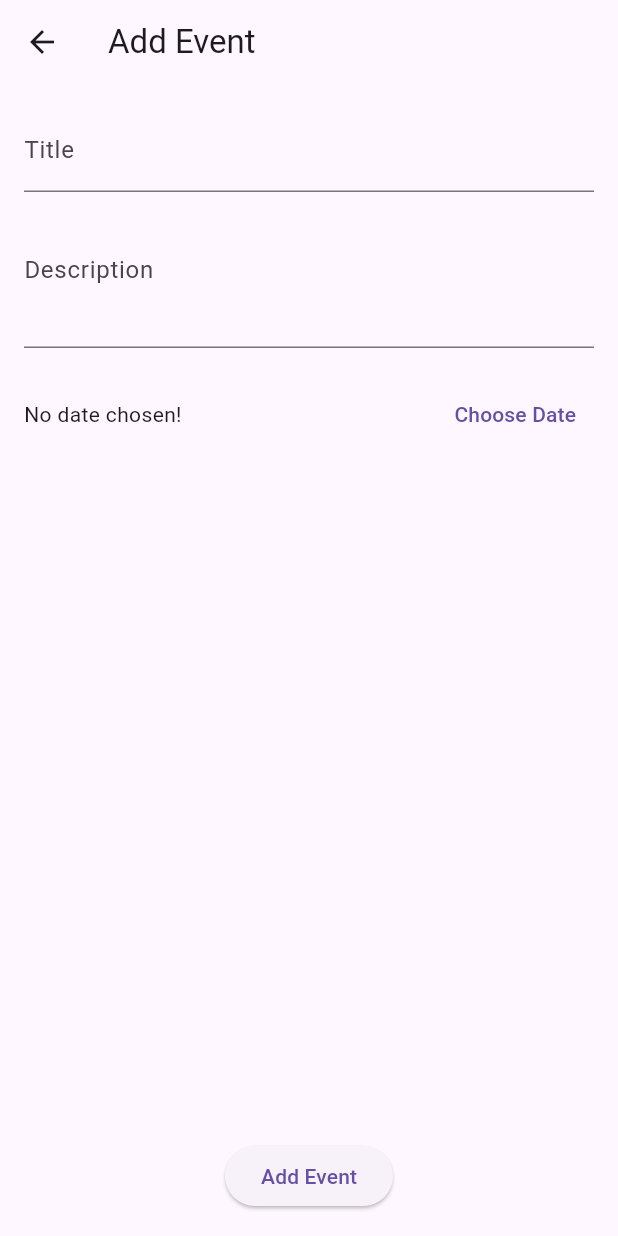
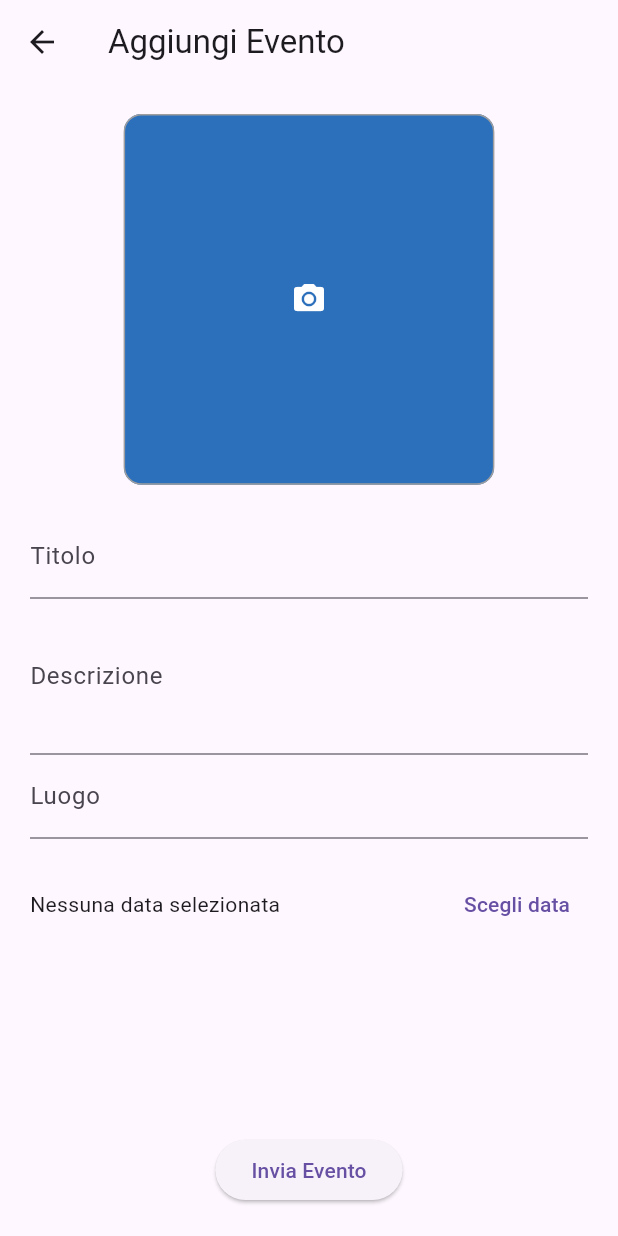
Before and after one commit to lorenzopanero/fusandafe, a Flutter app: the AddEventScreen screen opened directly, on a phone screen of 412 x 824 dp. Run offline on Flutter 3.47's test engine with Material 3 defaults, Android fonts, the light colour scheme and no system bars; our stand-ins replace cloud_firestore, firebase_auth, firebase_core, firebase_storage, image_picker, shared_preferences; missing offline and left inert: firebase_app_check; accounts and stored records are empty.

```diff
--- a/lib/screens/eventi_screen.dart
+++ b/lib/screens/eventi_screen.dart
@@ -1,6 +1,10 @@
 import 'package:flutter/material.dart';
+import 'package:flutter/services.dart';
 import 'package:cloud_firestore/cloud_firestore.dart';
+import 'package:firebase_storage/firebase_storage.dart';
 import 'package:intl/intl.dart';
+import 'package:image_picker/image_picker.dart';
+import 'dart:io';
 
 class EventiScreen extends StatelessWidget {
 
@@ -107,20 +111,28 @@ class AddEventScreen extends StatefulWidget {
 class _AddEventScreenState extends State<AddEventScreen> {
   final _titleController = TextEditingController();
   final _descriptionController = TextEditingController();
+  final _placeController = TextEditingController();
   DateTime? _selectedDate;
+  File? _eventImage;
+  String? _eventImageUrl;
 
   Future<void> _addEvent() async {
-    if (_titleController.text.isEmpty || _descriptionController.text.isEmpty || _selectedDate == null) {
+    if (_titleController.text.isEmpty || _descriptionController.text.isEmpty || _selectedDate == null || _placeController.text.isEmpty) {
       ScaffoldMessenger.of(context).showSnackBar(
-        SnackBar(content: Text('Please fill out all fields.')),
+        SnackBar(content: Text('Per favore, riempi tutti i campi.')),
       );
       return;
     }
+
+    // Upload image to storage and get URL (not implemented here)
+    // String imageUrl = await uploadImage(_selectedImage);
 
     await FirebaseFirestore.instance.collection('events').add({
       'title': _titleController.text,
       'description': _descriptionController.text,
       'date': Timestamp.fromDate(_selectedDate!),
+      'place': _placeController.text,
+      // 'image': imageUrl,
     });
 
     Navigator.pop(context);
@@ -140,44 +152,107 @@ class _AddEventScreenState extends State<AddEventScreen> {
     }
   }
 
+  Future<void> _pickAndUploadImage() async {
+    final picker = ImagePicker();
+    final pickedFile = await picker.pickImage(source: ImageSource.gallery);
+
+    if (pickedFile != null) {
+      setState(() {
+        _eventImage = File(pickedFile.path);
+      });
+
+      try {
+        final storageRef = FirebaseStorage.instance
+            .ref()
+            .child('profile_images')
+            .child('${DateTime.now().millisecondsSinceEpoch}.jpg');
+
+        await storageRef.putFile(_eventImage!);
+        _eventImageUrl = await storageRef.getDownloadURL();
+      } catch (e) {
+        ScaffoldMessenger.of(context).showSnackBar(
+          SnackBar(content: Text('Failed to upload image: $e')),
+        );
+      }
+    }
+  }
+
   @override
   Widget build(BuildContext context) {
+    final imageSize = MediaQuery.of(context).size.width * 0.6;
+
     return Scaffold(
       appBar: AppBar(
-        title: Text('Add Event'),
+        title: Text('Aggiungi Evento'),
       ),
       body: Padding(
-        padding: const EdgeInsets.all(16.0),
+        padding: const EdgeInsets.all(20.0),
         child: Column(
           children: [
+            GestureDetector(
+              onTap: _pickAndUploadImage,
+              child: Container(
+                width: imageSize,
+                height: imageSize,
+                decoration: BoxDecoration(
+                  borderRadius: BorderRadius.circular(12),
+                  border: Border.all(color: Colors.grey),
+                  image: _eventImage != null
+                      ? DecorationImage(
+                          image: FileImage(_eventImage!),
+                          fit: BoxFit.cover,
+                        )
+                      : (_eventImageUrl != null
+                          ? DecorationImage(
+                              image: NetworkImage(_eventImageUrl!),
+                              fit: BoxFit.cover,
+                            )
+                          : DecorationImage(
+                              image: AssetImage('assets/default_event_thumbnail.png'),
+                              fit: BoxFit.cover,
+                            )),
+                ),
+                child: _eventImage == null && _eventImageUrl == null
+                    ? Center(child: Icon(Icons.camera_alt, color: Colors.white))
+                    : null,
+              ),
+            ),
+            SizedBox(height: 20),
             TextField(
               controller: _titleController,
-              decoration: InputDecoration(labelText: 'Title'),
+              decoration: InputDecoration(labelText: 'Titolo'),
             ),
             TextField(
               controller: _descriptionController,
-              decoration: InputDecoration(labelText: 'Description'),
+              decoration: InputDecoration(labelText: 'Descrizione'),
               maxLines: 3,
+              inputFormatters: [
+                LengthLimitingTextInputFormatter(500),
+              ],
+            ),
+            TextField(
+              controller: _placeController,
+              decoration: InputDecoration(labelText: 'Luogo'),
             ),
             SizedBox(height: 20),
             Row(
               children: [
                 Text(
                   _selectedDate == null
-                      ? 'No date chosen!'
-                      : 'Picked Date: ${DateFormat.yMd().format(_selectedDate!)}',
+                      ? 'Nessuna data selezionata'
+                      : 'Data scelta: ${DateFormat.yMd().format(_selectedDate!)}',
                 ),
                 Spacer(),
                 TextButton(
                   onPressed: () => _selectDate(context),
-                  child: Text('Choose Date'),
+                  child: Text('Scegli data'),
                 ),
               ],
             ),
             Spacer(),
             ElevatedButton(
               onPressed: _addEvent,
-              child: Text('Add Event'),
+              child: Text('Invia Evento'),
             ),
           ],
         ),
--- a/pubspec.yaml
+++ b/pubspec.yaml
@@ -41,6 +41,7 @@ dependencies:
   firebase_app_check: 0.3.1+4
   shared_preferences: ^2.5.1
   intl: ^0.20.2
+  image_picker: ^0.8.4+4
 
 dev_dependencies:
   flutter_test:
@@ -65,9 +66,8 @@ flutter:
   uses-material-design: true
 
   # To add assets to your application, add an assets section, like this:
-  # assets:
-  #   - images/a_dot_burr.jpeg
-  #   - images/a_dot_ham.jpeg
+  assets:
+    - assets/default_event_thumbnail.png
 
   # An image asset can refer to one or more resolution-specific "variants", see
   # https://flutter.dev/to/resolution-aware-images
```
Also changed, not shown: assets/default_event_thumbnail.png (added), pubspec.lock, 6 other files.
